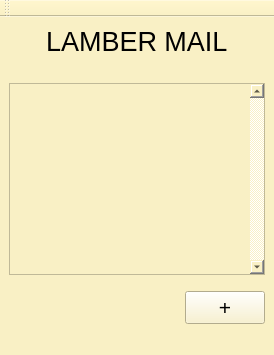
The window that Client/mainwindow.ui (GABOBB/LamberMail) describes before a commit, drawn with Qt 5.
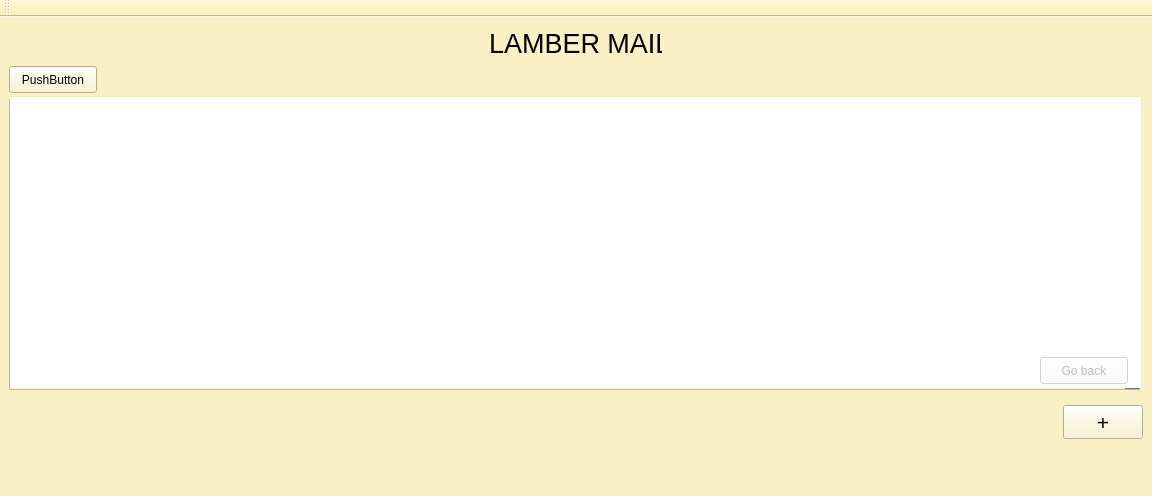
The same window after the commit.

The edit to the form file:
```diff
--- a/Client/mainwindow.ui
+++ b/Client/mainwindow.ui
@@ -2,6 +2,14 @@
 <ui version="4.0">
  <class>MainWindow</class>
  <widget class="QMainWindow" name="MainWindow">
+  <property name="geometry">
+   <rect>
+    <x>0</x>
+    <y>0</y>
+    <width>1152</width>
+    <height>496</height>
+   </rect>
+  </property>
   <property name="windowTitle">
    <string>MainWindow</string>
   </property>
@@ -9,12 +17,18 @@
    <string notr="true">background-color:rgb(249,240,197 )</string>
   </property>
   <widget class="QWidget" name="centralwidget">
-   <layout class="QGridLayout" name="gridLayout">
-    <item row="2" column="0">
      <widget class="QListWidget" name="listWidget">
       <property name="enabled">
        <bool>true</bool>
       </property>
+    <property name="geometry">
+     <rect>
+      <x>9</x>
+      <y>82</y>
+      <width>1131</width>
+      <height>291</height>
+     </rect>
+    </property>
       <property name="sizePolicy">
        <sizepolicy hsizetype="Expanding" vsizetype="Expanding">
         <horstretch>0</horstretch>
@@ -40,11 +54,17 @@
        <enum>Qt::ScrollBarAlwaysOn</enum>
       </property>
      </widget>
-    </item>
-    <item row="6" column="0" alignment="Qt::AlignRight">
      <widget class="QPushButton" name="pushButton">
+    <property name="geometry">
+     <rect>
+      <x>1063</x>
+      <y>388</y>
+      <width>80</width>
+      <height>34</height>
+     </rect>
+    </property>
       <property name="sizePolicy">
-       <sizepolicy hsizetype="Maximum" vsizetype="Fixed">
+     <sizepolicy hsizetype="Preferred" vsizetype="Fixed">
         <horstretch>0</horstretch>
         <verstretch>0</verstretch>
        </sizepolicy>
@@ -58,41 +78,15 @@
        <string>+</string>
       </property>
      </widget>
-    </item>
-    <item row="1" column="0">
-     <spacer name="verticalSpacer_2">
-      <property name="orientation">
-       <enum>Qt::Vertical</enum>
-      </property>
-      <property name="sizeType">
-       <enum>QSizePolicy::Minimum</enum>
-      </property>
-      <property name="sizeHint" stdset="0">
-       <size>
-        <width>20</width>
-        <height>20</height>
-       </size>
-      </property>
-     </spacer>
-    </item>
-    <item row="4" column="0">
-     <spacer name="verticalSpacer">
-      <property name="orientation">
-       <enum>Qt::Vertical</enum>
-      </property>
-      <property name="sizeType">
-       <enum>QSizePolicy::Preferred</enum>
-      </property>
-      <property name="sizeHint" stdset="0">
-       <size>
-        <width>10</width>
-        <height>10</height>
-       </size>
-      </property>
-     </spacer>
-    </item>
-    <item row="0" column="0" alignment="Qt::AlignHCenter">
      <widget class="QLabel" name="label">
+    <property name="geometry">
+     <rect>
+      <x>489</x>
+      <y>9</y>
+      <width>173</width>
+      <height>34</height>
+     </rect>
+    </property>
       <property name="font">
        <font>
         <pointsize>20</pointsize>
@@ -102,8 +96,75 @@
        <string>LAMBER MAIL</string>
       </property>
      </widget>
-    </item>
-   </layout>
+   <widget class="QPushButton" name="pushButton_2">
+    <property name="geometry">
+     <rect>
+      <x>9</x>
+      <y>49</y>
+      <width>88</width>
+      <height>27</height>
+     </rect>
+    </property>
+    <property name="sizePolicy">
+     <sizepolicy hsizetype="Preferred" vsizetype="Fixed">
+      <horstretch>0</horstretch>
+      <verstretch>0</verstretch>
+     </sizepolicy>
+    </property>
+    <property name="text">
+     <string>PushButton</string>
+    </property>
+   </widget>
+   <widget class="QWidget" name="widget" native="true">
+    <property name="enabled">
+     <bool>false</bool>
+    </property>
+    <property name="geometry">
+     <rect>
+      <x>10</x>
+      <y>80</y>
+      <width>1131</width>
+      <height>291</height>
+     </rect>
+    </property>
+    <property name="styleSheet">
+     <string notr="true">background-color:rgb(255,255,255 )</string>
+    </property>
+    <widget class="QLabel" name="label_2">
+     <property name="geometry">
+      <rect>
+       <x>10</x>
+       <y>10</y>
+       <width>1091</width>
+       <height>221</height>
+      </rect>
+     </property>
+     <property name="text">
+      <string/>
+     </property>
+     <property name="alignment">
+      <set>Qt::AlignLeading|Qt::AlignLeft|Qt::AlignTop</set>
+     </property>
+    </widget>
+    <widget class="QPushButton" name="pushButton_3">
+     <property name="geometry">
+      <rect>
+       <x>1030</x>
+       <y>260</y>
+       <width>88</width>
+       <height>27</height>
+      </rect>
+     </property>
+     <property name="text">
+      <string>Go back</string>
+     </property>
+    </widget>
+   </widget>
+   <zorder>pushButton</zorder>
+   <zorder>label</zorder>
+   <zorder>pushButton_2</zorder>
+   <zorder>listWidget</zorder>
+   <zorder>widget</zorder>
   </widget>
   <widget class="QMenuBar" name="menubar">
    <property name="geometry">
```
Left out of the diff: 2 changed lines with no effect on the pictures. Lines whose indentation alone changed are shown as unchanged.
